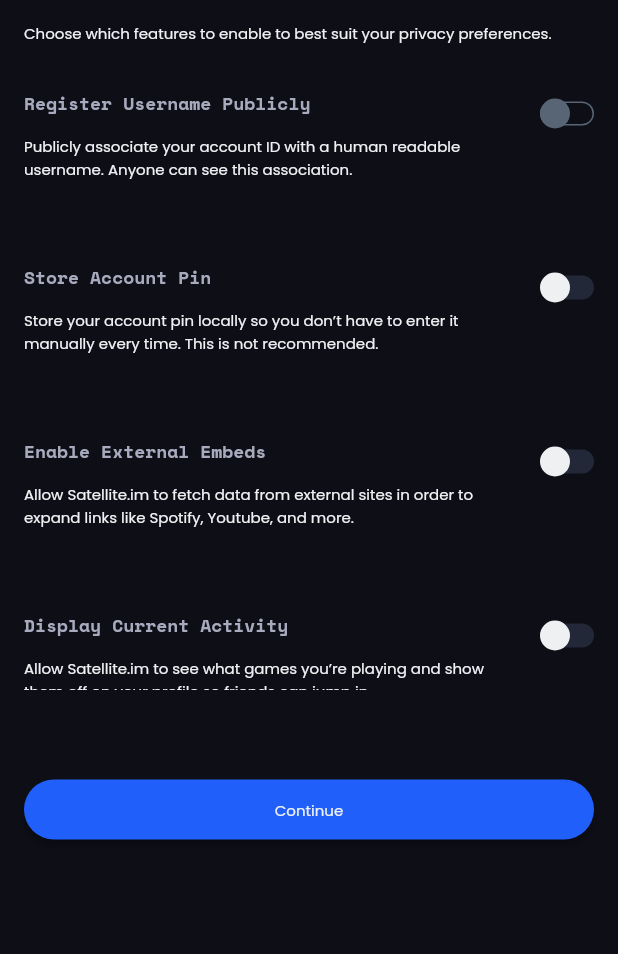
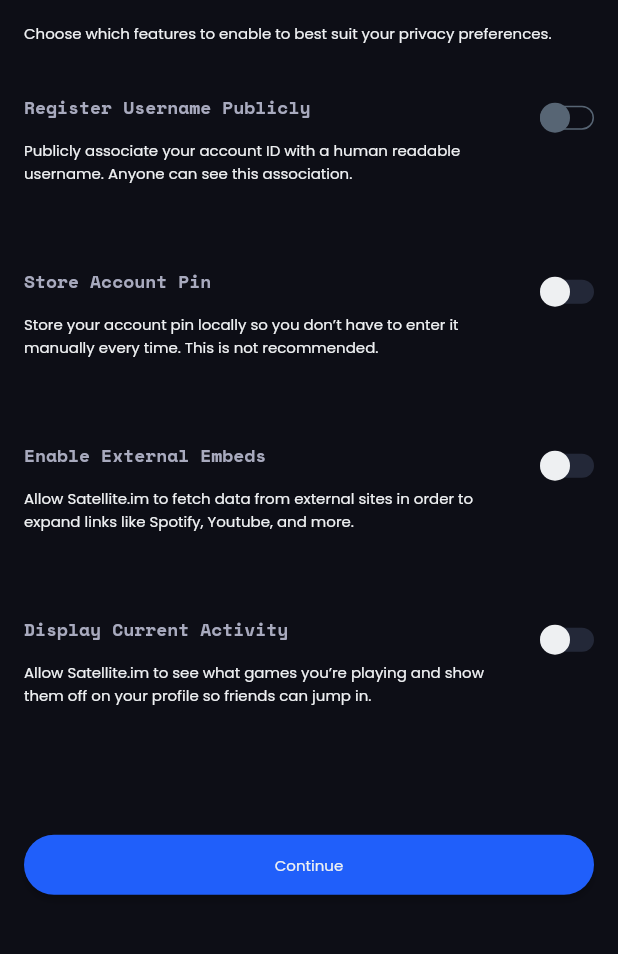
Before and after one commit to Satellite-im/Uplink-Mobile, a Flutter app: the OnboardPrivacySettingFirstPage screen opened directly, on a phone screen of 412 x 824 dp, the part 62-1016 px from its top. Run offline on Flutter 3.47's test engine with Material 2 defaults, Android fonts, the phone set to English and light mode, and no system bars; our stand-ins replace bloc, dropdown_button2, image_gallery_saver, permission_handler, screenshot, shared_preferences; accounts and stored records are empty; generated files the repository leaves out were written again.

Commit message:
fix(OnboardPrivacySettingFirstPage):increase the height of listview and add flexiable padding FA-34

```diff
--- a/lib/auth/onboard_privacy_setting1_page.dart
+++ b/lib/auth/onboard_privacy_setting1_page.dart
@@ -33,9 +33,9 @@ class _OnboardPrivacySettingFirstPageState
                 'Choose which features to enable to best suit your privacy preferences.',
                 textStyle: UTextStyle.B1_body,
               ),
-              const SizedBox(height: 20),
+              Flexible(child: Container()),
               SizedBox(
-                height: 410,
+                height: 500,
                 child: ListView(
                   physics: const NeverScrollableScrollPhysics(),
                   children: [
@@ -79,7 +79,6 @@ class _OnboardPrivacySettingFirstPageState
                   ],
                 ),
               ),
-              const SizedBox(height: 56),
               UButton.filled1(
                 label: 'Continue',
                 onPressed: () {
@@ -91,7 +90,7 @@ class _OnboardPrivacySettingFirstPageState
                   );
                 },
               ),
-              Expanded(child: Container()),
+              Flexible(flex: 8, child: Container()),
             ],
           ),
         ),
```
